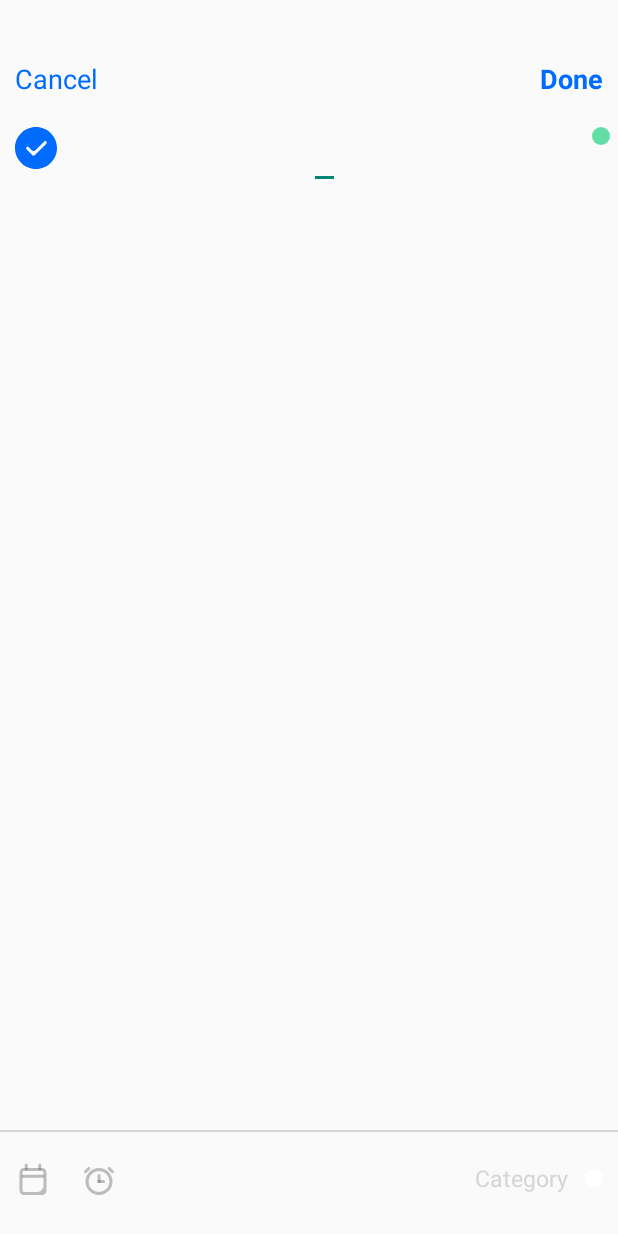
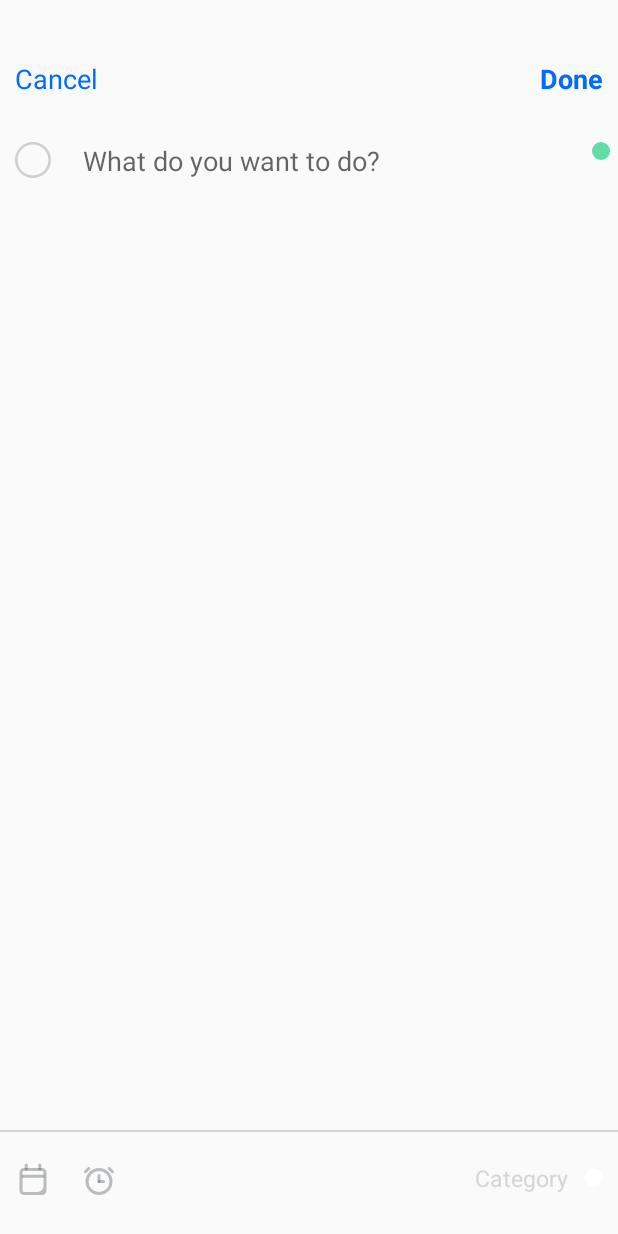
Before and after one commit to IhorYachmenov/ToDo_App, an Android app: the NewTaskActivity screen opened directly, with no data from a screen before it, on a phone screen of 412 x 824 dp. Run offline under Robolectric (Android 15) with nearby library versions, the phone set to English and light mode, and no system bars; 1 statement that could not run was skipped.

```diff
--- a/app/src/main/java/com/example/todoapp/view/NewTaskActivity.java
+++ b/app/src/main/java/com/example/todoapp/view/NewTaskActivity.java
@@ -1,11 +1,14 @@
 package com.example.todoapp.view;
 
 import android.content.ContentValues;
+import android.content.Context;
 import android.content.Intent;
 import android.database.Cursor;
 import android.net.Uri;
 import android.os.Bundle;
+import android.util.Log;
 import android.view.View;
+import android.view.inputmethod.InputMethodManager;
 import android.widget.CalendarView;
 import android.widget.EditText;
 import android.widget.RelativeLayout;
@@ -55,7 +58,7 @@ public class NewTaskActivity extends AppCompatActivity {
 
     // TextChanger
     EditText editor;
-    TextView done;
+
     private String action;
     private String noteFilter;
     private String oldText;
@@ -83,6 +86,7 @@ public class NewTaskActivity extends AppCompatActivity {
         getIntentDataFromFAB();
 
         cancelButton();
+        doneButton();
 
         Intent intent = getIntent();
 
@@ -114,6 +118,15 @@ public class NewTaskActivity extends AppCompatActivity {
             }
             cursor.close();
         }
+
+
+
+
+
+
+
+
+
     }
 
     @Override
@@ -365,6 +378,17 @@ public class NewTaskActivity extends AppCompatActivity {
             @Override
             public void onClick(View v) {
                 Intent cancel = new Intent(NewTaskActivity.this, ToDoActivity.class);
+                startActivity(cancel);
+            }
+        });
+    }
+
+    public void doneButton() {
+        TextView cancel = findViewById(R.id.new_task_done);
+        cancel.setOnClickListener(new View.OnClickListener() {
+            @Override
+            public void onClick(View v) {
+                Intent cancel = new Intent(NewTaskActivity.this, ToDoActivity.class);
                 finishEditing();
                 startActivity(cancel);
             }
@@ -383,16 +407,7 @@ public class NewTaskActivity extends AppCompatActivity {
                     setResult(RESULT_OK);
                 }
                 break;
-            case Intent.ACTION_EDIT:
-                if (noteText.length() == 0) {
-                    deleteNote();
-                } else if (noteText.equals(oldText)) {
-                    setResult(RESULT_CANCELED);
-                } else {
-                    updateNote(noteText);
-                    setResult(RESULT_OK);
-                }
-                break;
+
         }
         finish();
     }
--- a/app/src/main/res/layout/edittext_new_task.xml
+++ b/app/src/main/res/layout/edittext_new_task.xml
@@ -20,28 +20,34 @@
             <TextView
 
                 android:id="@+id/marker_new_task"
-                android:layout_width="28dp"
-                android:layout_height="28dp"
+                android:layout_width="24dp"
+                android:layout_height="24dp"
                 android:layout_marginLeft="@dimen/margin_medium"
-                android:layout_marginTop="@dimen/margin_default"
-                android:background="@drawable/ic_today_marked"
+                android:layout_marginTop="30dp"
+                android:background="@drawable/ic_today_unmarked"
                 app:layout_constraintStart_toStartOf="parent"
-                app:layout_constraintTop_toTopOf="parent">
+                app:layout_constraintTop_toTopOf="parent"
+                >
 
             </TextView>
 
 
             <EditText
                 android:id="@+id/reminderEditText"
-                android:layout_width="wrap_content"
+                android:layout_width="match_parent"
                 android:layout_height="wrap_content"
-                android:layout_marginStart="@dimen/margin_medium"
-                android:layout_marginTop="16dp"
-                android:layout_marginEnd="@dimen/margin_medium"
+                android:layout_marginStart="55dp"
+                android:layout_marginTop="30dp"
+                android:layout_marginEnd="20dp"
                 app:layout_constraintEnd_toStartOf="@id/category_indicator_new_task"
-
+                android:hint="@string/edit_text_hint"
                 app:layout_constraintStart_toEndOf="@id/marker_new_task"
-                app:layout_constraintTop_toTopOf="parent" />
+                app:layout_constraintTop_toTopOf="parent"
+                android:layout_marginLeft="55dp"
+                android:layout_marginRight="15dp"
+                android:background="@null"
+                android:textCursorDrawable="@null"
+                android:textColor="@color/blue"/>
 
             <TextView
                 android:id="@+id/category_indicator_new_task"
@@ -49,7 +55,7 @@
 
                 android:layout_height="12dp"
                 android:layout_centerVertical="true"
-                android:layout_marginTop="@dimen/margin_default"
+                android:layout_marginTop="30dp"
                 android:layout_marginRight="@dimen/margin_small"
                 android:background="@drawable/shape_circle_work_category"
                 android:textSize="@dimen/fons_size_new_task_bottom_bur_button"
--- a/app/src/main/res/values/strings.xml
+++ b/app/src/main/res/values/strings.xml
@@ -27,6 +27,9 @@
     <string name="new_task_checked_message">You can choose only one category!</string>
     <string name="are_you_sure">Are you sure?</string>
     <string name="delete_notes">Reminder wad deleted</string>
+    <string name="no_notes">No reminders</string>
+    <string name="edit_text_hint">What do you want to do?</string>
+
 
     <string-array name="dummy_data" >
         <item>One</item>
--- a/app/src/main/res/values/styles.xml
+++ b/app/src/main/res/values/styles.xml
@@ -3,9 +3,9 @@
     <!-- Base application theme. -->
     <style name="AppTheme" parent="Theme.AppCompat.Light.NoActionBar">
         <!-- Customize your theme here. -->
-        <item name="colorPrimary">@color/colorPrimary</item>
+        <item name="colorPrimary">@color/black</item>
         <item name="colorPrimaryDark">@color/white</item>
-        <item name="colorAccent">@color/colorAccent</item>
+        <item name="colorAccent">@color/black</item>
     </style>
 
     <style name="FullScreenDialogStyle" parent="Theme.AppCompat.Light.Dialog">
```
Also changed, not shown: app/src/main/java/com/example/todoapp/view/ToDoActivity.java (+35 -12 lines), app/src/main/res/layout/reminder_today_list_items.xml (+31 -6 lines), app/src/main/res/layout/todo_activity.xml (+24 -5 lines).
